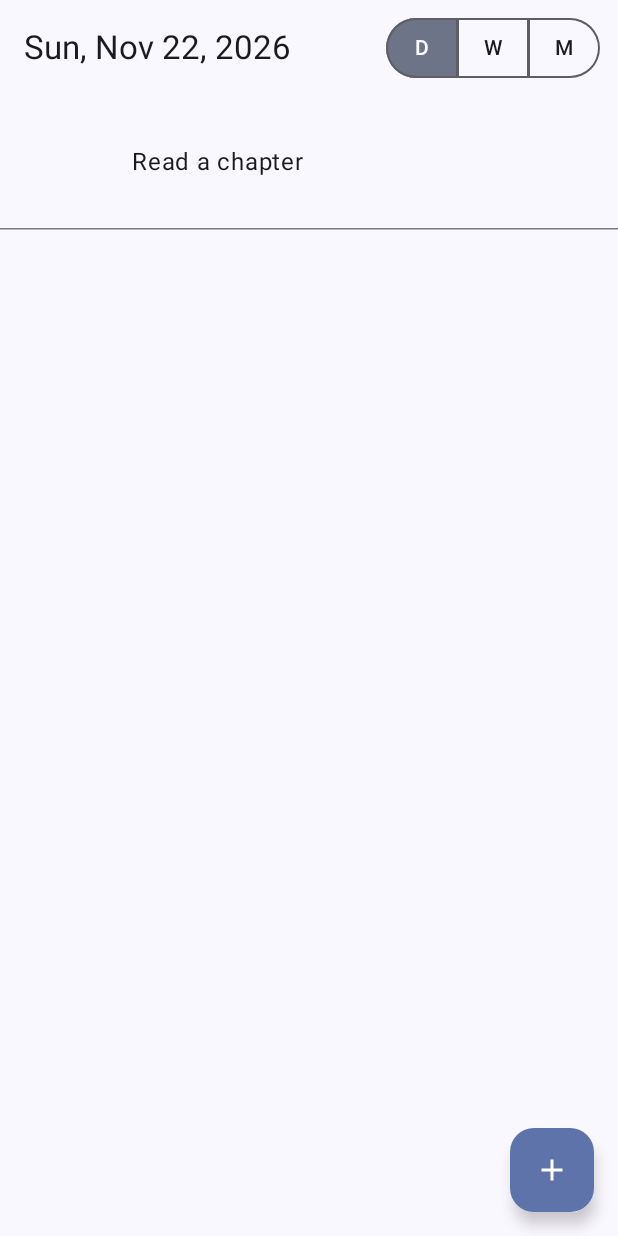
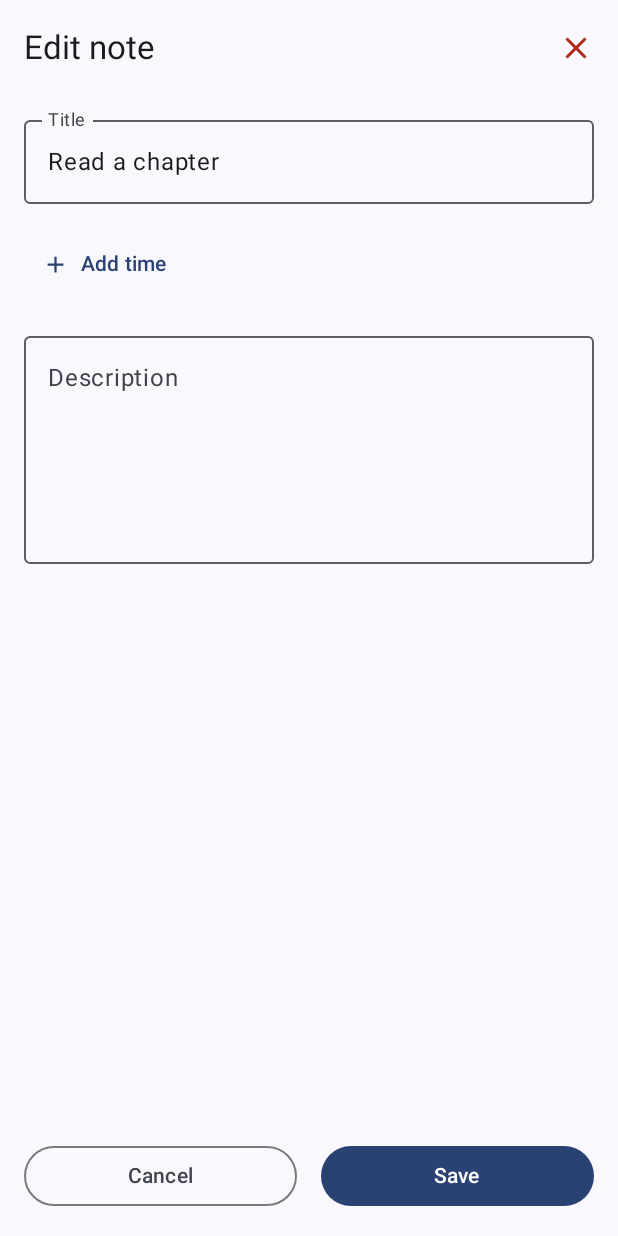
Before and after one commit to YevhenDagoNet/ReNote, an Android app built with Jetpack Compose: the screen it shows after launch (MainActivity), after a tap on "Read a chapter", on a phone screen of 412 x 824 dp. Run offline under Robolectric (Android 15) with nearby library versions, the phone set to English and light mode, and no system bars; our stand-ins replace Room's generated code.

Commit message:
Step 3: item detail screen, static
Co-Authored-By: Claude Opus 5.5 <noreply@anthropic.com>

```diff
--- a/app/src/main/java/com/example/renote/MainActivity.kt
+++ b/app/src/main/java/com/example/renote/MainActivity.kt
@@ -2,6 +2,7 @@ package com.example.renote
 
 import android.os.Bundle
 import androidx.activity.ComponentActivity
+import androidx.activity.compose.BackHandler
 import androidx.activity.compose.setContent
 import androidx.activity.enableEdgeToEdge
 import androidx.compose.foundation.layout.fillMaxSize
@@ -12,8 +13,11 @@ import androidx.compose.runtime.remember
 import androidx.compose.runtime.saveable.rememberSaveable
 import androidx.compose.runtime.setValue
 import androidx.compose.ui.Modifier
+import com.example.renote.data.Note
 import com.example.renote.ui.daily.DailyScreen
 import com.example.renote.ui.daily.SampleNotes
+import com.example.renote.ui.detail.DetailScreen
+import com.example.renote.ui.detail.DetailUiState
 import com.example.renote.ui.theme.ReNoteTheme
 import java.time.LocalDate
 
@@ -23,31 +27,70 @@ class MainActivity : ComponentActivity() {
         enableEdgeToEdge()
         setContent {
             ReNoteTheme {
-                StaticDailyHost()
+                StaticHost()
             }
         }
     }
 }
 
 /**
- * Temporary host for build order step 2: drives the Daily view from hard-coded notes.
- * Replaced by the NavGraph and DailyViewModel in step 4.
+ * Temporary host for build order steps 2–3: the Daily view over hard-coded notes, and the
+ * Item detail screen opened from it. Nothing is persisted — Save and Delete just return to
+ * Daily. Replaced by the NavGraph and ViewModels in step 4.
  */
 @Composable
-private fun StaticDailyHost() {
-    val startDate = rememberSaveable { LocalDate.now() }
-    var visibleDate by rememberSaveable { mutableStateOf(startDate) }
+private fun StaticHost() {
+    // The day the pager is centred on; moved to the visible day when Detail opens, so
+    // returning to Daily lands on the day the user left rather than on today.
+    var anchorDate by rememberSaveable { mutableStateOf(LocalDate.now()) }
+    var visibleDate by rememberSaveable { mutableStateOf(anchorDate) }
+    var detail by remember { mutableStateOf<DetailUiState?>(null) }
     val notesByDate = remember(visibleDate) { SampleNotes.around(visibleDate) }
 
+    val openDetail = { state: DetailUiState ->
+        anchorDate = visibleDate
+        detail = state
+    }
+    val closeDetail = { detail = null }
+
+    val current = detail
+    if (current == null) {
         DailyScreen(
-        startDate = startDate,
+            startDate = anchorDate,
             notesByDate = notesByDate,
             showBack = false,
             onVisibleDateChange = { visibleDate = it },
             onBack = {},
-        onAddNote = {},
-        onNoteClick = {},
+            onAddNote = { date -> openDetail(DetailUiState(date = date, isNew = true)) },
+            onNoteClick = { id ->
+                notesByDate.values.flatten().firstOrNull { it.id == id }
+                    ?.let { openDetail(it.toDetailUiState()) }
+            },
             onSwitchView = {},
             modifier = Modifier.fillMaxSize(),
         )
+    } else {
+        // The system back button is equivalent to Cancel (spec §6.4).
+        BackHandler(onBack = closeDetail)
+        DetailScreen(
+            state = current,
+            onTitleChange = { detail = detail?.copy(title = it) },
+            onDescriptionChange = { detail = detail?.copy(description = it) },
+            onTimeChange = { detail = detail?.copy(time = it) },
+            onSave = closeDetail,
+            onCancel = closeDetail,
+            onDeleteClick = { detail = detail?.copy(isDeleteConfirmVisible = true) },
+            onDeleteConfirm = closeDetail,
+            onDeleteDismiss = { detail = detail?.copy(isDeleteConfirmVisible = false) },
+            modifier = Modifier.fillMaxSize(),
+        )
     }
+}
+
+private fun Note.toDetailUiState() = DetailUiState(
+    date = date,
+    isNew = false,
+    title = title,
+    description = description,
+    time = time,
+)
--- /dev/null
+++ b/app/src/main/java/com/example/renote/ui/detail/DetailScreen.kt
@@ -0,0 +1,289 @@
+package com.example.renote.ui.detail
+
+import android.app.TimePickerDialog
+import android.content.Context
+import android.text.format.DateFormat
+import androidx.compose.foundation.layout.Arrangement
+import androidx.compose.foundation.layout.Column
+import androidx.compose.foundation.layout.Row
+import androidx.compose.foundation.layout.Spacer
+import androidx.compose.foundation.layout.fillMaxSize
+import androidx.compose.foundation.layout.fillMaxWidth
+import androidx.compose.foundation.layout.imePadding
+import androidx.compose.foundation.layout.navigationBarsPadding
+import androidx.compose.foundation.layout.padding
+import androidx.compose.foundation.layout.size
+import androidx.compose.foundation.layout.width
+import androidx.compose.foundation.rememberScrollState
+import androidx.compose.foundation.text.KeyboardOptions
+import androidx.compose.foundation.verticalScroll
+import androidx.compose.material3.Button
+import androidx.compose.material3.ExperimentalMaterial3Api
+import androidx.compose.material3.Icon
+import androidx.compose.material3.IconButton
+import androidx.compose.material3.MaterialTheme
+import androidx.compose.material3.OutlinedButton
+import androidx.compose.material3.OutlinedTextField
+import androidx.compose.material3.Scaffold
+import androidx.compose.material3.Text
+import androidx.compose.material3.TextButton
+import androidx.compose.material3.TopAppBar
+import androidx.compose.runtime.Composable
+import androidx.compose.ui.Alignment
+import androidx.compose.ui.Modifier
+import androidx.compose.ui.platform.LocalContext
+import androidx.compose.ui.res.painterResource
+import androidx.compose.ui.res.stringResource
+import androidx.compose.ui.semantics.contentDescription
+import androidx.compose.ui.semantics.semantics
+import androidx.compose.ui.text.input.KeyboardCapitalization
+import androidx.compose.ui.text.style.TextAlign
+import androidx.compose.ui.tooling.preview.Preview
+import androidx.compose.ui.unit.dp
+import com.example.renote.R
+import com.example.renote.data.Note
+import com.example.renote.ui.common.ConfirmDialog
+import com.example.renote.ui.common.rememberTimeFormatter
+import com.example.renote.ui.theme.ReNoteTheme
+import java.time.LocalDate
+import java.time.LocalTime
+
+/** The title counter appears once the title is this close to [Note.TITLE_MAX_LENGTH]. */
+private const val TITLE_COUNTER_THRESHOLD = Note.TITLE_MAX_LENGTH - 20
+
+/**
+ * Item detail screen (spec §6.4), used for both creating and editing a note.
+ * Stateless: every edit goes out through a callback and comes back in [state].
+ */
+@OptIn(ExperimentalMaterial3Api::class)
+@Composable
+fun DetailScreen(
+    state: DetailUiState,
+    onTitleChange: (String) -> Unit,
+    onDescriptionChange: (String) -> Unit,
+    onTimeChange: (LocalTime?) -> Unit,
+    onSave: () -> Unit,
+    onCancel: () -> Unit,
+    onDeleteClick: () -> Unit,
+    onDeleteConfirm: () -> Unit,
+    onDeleteDismiss: () -> Unit,
+    modifier: Modifier = Modifier,
+) {
+    Scaffold(
+        modifier = modifier,
+        topBar = {
+            TopAppBar(
+                title = {
+                    Text(
+                        stringResource(
+                            if (state.isNew) R.string.detail_title_new else R.string.detail_title_edit
+                        )
+                    )
+                },
+                actions = {
+                    if (!state.isNew) {
+                        IconButton(onClick = onDeleteClick) {
+                            Icon(
+                                painter = painterResource(R.drawable.ic_close),
+                                contentDescription = stringResource(R.string.detail_delete),
+                                tint = MaterialTheme.colorScheme.error,
+                            )
+                        }
+                    }
+                },
+            )
+        },
+        bottomBar = {
+            ActionButtons(
+                canSave = state.canSave,
+                onSave = onSave,
+                onCancel = onCancel,
+            )
+        },
+    ) { innerPadding ->
+        Column(
+            modifier = Modifier
+                .fillMaxSize()
+                .padding(innerPadding)
+                .verticalScroll(rememberScrollState())
+                .padding(horizontal = 16.dp, vertical = 8.dp),
+            verticalArrangement = Arrangement.spacedBy(16.dp),
+        ) {
+            TitleField(title = state.title, onTitleChange = onTitleChange)
+            TimeField(time = state.time, onTimeChange = onTimeChange)
+            OutlinedTextField(
+                value = state.description,
+                onValueChange = onDescriptionChange,
+                label = { Text(stringResource(R.string.detail_field_description)) },
+                minLines = 5,
+                keyboardOptions = KeyboardOptions(capitalization = KeyboardCapitalization.Sentences),
+                modifier = Modifier.fillMaxWidth(),
+            )
+        }
+    }
+
+    if (state.isDeleteConfirmVisible) {
+        ConfirmDialog(
+            message = stringResource(R.string.detail_delete_confirm),
+            onConfirm = onDeleteConfirm,
+            onDismiss = onDeleteDismiss,
+        )
+    }
+}
+
+/** Input beyond [Note.TITLE_MAX_LENGTH] is rejected at the field, never accepted then flagged. */
+@Composable
+private fun TitleField(
+    title: String,
+    onTitleChange: (String) -> Unit,
+    modifier: Modifier = Modifier,
+) {
+    OutlinedTextField(
+        value = title,
+        onValueChange = { if (it.length <= Note.TITLE_MAX_LENGTH) onTitleChange(it) },
+        label = { Text(stringResource(R.string.detail_field_title)) },
+        singleLine = true,
+        keyboardOptions = KeyboardOptions(capitalization = KeyboardCapitalization.Sentences),
+        supportingText = if (title.length >= TITLE_COUNTER_THRESHOLD) {
+            {
+                Text(
+                    text = stringResource(
+                        R.string.detail_title_counter,
+                        title.length,
+                        Note.TITLE_MAX_LENGTH,
+                    ),
+                    modifier = Modifier.fillMaxWidth(),
+                    textAlign = TextAlign.End,
+                )
+            }
+        } else {
+            null
+        },
+        modifier = modifier.fillMaxWidth(),
+    )
+}
+
+/**
+ * "+ Add time" while no time is set; once set, the time itself (tap to change it) followed by
+ * a small control that removes it again.
+ */
+@Composable
+private fun TimeField(
+    time: LocalTime?,
+    onTimeChange: (LocalTime?) -> Unit,
+    modifier: Modifier = Modifier,
+) {
+    val context = LocalContext.current
+    val formatter = rememberTimeFormatter()
+    val openPicker = { showTimePicker(context, initial = time ?: defaultPickerTime(), onTimeChange) }
+
+    if (time == null) {
+        TextButton(onClick = openPicker, modifier = modifier) {
+            Icon(
+                painter = painterResource(R.drawable.ic_add),
+                contentDescription = null,
+                modifier = Modifier.size(18.dp),
+            )
+            Spacer(Modifier.width(8.dp))
+            Text(stringResource(R.string.detail_add_time))
+        }
+    } else {
+        val formatted = time.format(formatter)
+        val changeDescription = stringResource(R.string.detail_change_time, formatted)
+        Row(modifier = modifier, verticalAlignment = Alignment.CenterVertically) {
+            TextButton(
+                onClick = openPicker,
+                modifier = Modifier.semantics { contentDescription = changeDescription },
+            ) {
+                Text(formatted, style = MaterialTheme.typography.titleMedium)
+            }
+            IconButton(onClick = { onTimeChange(null) }) {
+                Icon(
+                    painter = painterResource(R.drawable.ic_close),
+                    contentDescription = stringResource(R.string.detail_clear_time),
+                    modifier = Modifier.size(18.dp),
+                )
+            }
+        }
+    }
+}
+
+@Composable
+private fun ActionButtons(
+    canSave: Boolean,
+    onSave: () -> Unit,
+    onCancel: () -> Unit,
+    modifier: Modifier = Modifier,
+) {
+    Row(
+        modifier = modifier
+            .fillMaxWidth()
+            .navigationBarsPadding()
+            .imePadding()
+            .padding(16.dp),
+        horizontalArrangement = Arrangement.spacedBy(16.dp),
+    ) {
+        OutlinedButton(onClick = onCancel, modifier = Modifier.weight(1f)) {
+            Text(stringResource(R.string.action_cancel))
+        }
+        Button(onClick = onSave, enabled = canSave, modifier = Modifier.weight(1f)) {
+            Text(stringResource(R.string.action_save))
+        }
+    }
+}
+
+/** The picker opens at the current hour and minute when no time is set yet. */
+private fun defaultPickerTime(): LocalTime = LocalTime.now().withSecond(0).withNano(0)
+
+/** The platform's own time picker, in the device's 12/24h format (spec §6.4). */
+private fun showTimePicker(context: Context, initial: LocalTime, onPicked: (LocalTime) -> Unit) {
+    TimePickerDialog(
+        context,
+        { _, hour, minute -> onPicked(LocalTime.of(hour, minute)) },
+        initial.hour,
+        initial.minute,
+        DateFormat.is24HourFormat(context),
+    ).show()
+}
+
+@Preview(showBackground = true)
+@Composable
+private fun DetailScreenNewPreview() {
+    ReNoteTheme {
+        DetailScreen(
+            state = DetailUiState(date = LocalDate.of(2026, 11, 22), isNew = true),
+            onTitleChange = {},
+            onDescriptionChange = {},
+            onTimeChange = {},
+            onSave = {},
+            onCancel = {},
+            onDeleteClick = {},
+            onDeleteConfirm = {},
+            onDeleteDismiss = {},
+        )
+    }
+}
+
+@Preview(showBackground = true)
+@Composable
+private fun DetailScreenEditPreview() {
+    ReNoteTheme {
+        DetailScreen(
+            state = DetailUiState(
+                date = LocalDate.of(2026, 11, 22),
+                isNew = false,
+                title = "Dentist appointment",
+                description = "Clinic on Main Street, bring the insurance card.",
+                time = LocalTime.of(9, 30),
+            ),
+            onTitleChange = {},
+            onDescriptionChange = {},
+            onTimeChange = {},
+            onSave = {},
+            onCancel = {},
+            onDeleteClick = {},
+            onDeleteConfirm = {},
+            onDeleteDismiss = {},
+        )
+    }
+}
--- /dev/null
+++ b/app/src/main/java/com/example/renote/ui/detail/DetailUiState.kt
@@ -0,0 +1,20 @@
+package com.example.renote.ui.detail
+
+import java.time.LocalDate
+import java.time.LocalTime
+
+/**
+ * Everything the Item detail screen (spec §6.4) renders. [date] is never shown or edited;
+ * it is carried so Save / Cancel / Delete know which day to return to.
+ */
+data class DetailUiState(
+    val date: LocalDate,
+    val isNew: Boolean,
+    val title: String = "",
+    val description: String = "",
+    val time: LocalTime? = null,
+    val isDeleteConfirmVisible: Boolean = false,
+) {
+    /** Save is disabled while the mandatory title is blank. */
+    val canSave: Boolean get() = title.isNotBlank()
+}
--- /dev/null
+++ b/app/src/main/res/drawable/ic_close.xml
@@ -0,0 +1,10 @@
+<vector xmlns:android="http://schemas.android.com/apk/res/android"
+    android:width="24dp"
+    android:height="24dp"
+    android:tint="?android:attr/colorControlNormal"
+    android:viewportWidth="24"
+    android:viewportHeight="24">
+    <path
+        android:fillColor="@android:color/white"
+        android:pathData="M19,6.41L17.59,5 12,10.59 6.41,5 5,6.41 10.59,12 5,17.59 6.41,19 12,13.41 17.59,19 19,17.59 13.41,12z" />
+</vector>
--- a/app/src/main/res/values/strings.xml
+++ b/app/src/main/res/values/strings.xml
@@ -12,4 +12,22 @@
     <!-- Common actions -->
     <string name="action_back">Back</string>
     <string name="action_add_note">Add note</string>
+    <string name="action_save">Save</string>
+    <string name="action_cancel">Cancel</string>
+
+    <!-- Confirmation dialog -->
+    <string name="confirm_yes">Yes</string>
+    <string name="confirm_no">No</string>
+
+    <!-- Item detail screen -->
+    <string name="detail_title_new">New note</string>
+    <string name="detail_title_edit">Edit note</string>
+    <string name="detail_field_title">Title</string>
+    <string name="detail_field_description">Description</string>
+    <string name="detail_title_counter">%1$d / %2$d</string>
+    <string name="detail_add_time">Add time</string>
+    <string name="detail_change_time">Change time, currently %1$s</string>
+    <string name="detail_clear_time">Remove time</string>
+    <string name="detail_delete">Delete note</string>
+    <string name="detail_delete_confirm">Are you sure you want to delete the item?</string>
 </resources>
```
Also changed, not shown: app/src/main/java/com/example/renote/ui/common/ConfirmDialog.kt (added, +33 -0 lines), 1 other file. Lines whose indentation alone changed are shown as unchanged.
